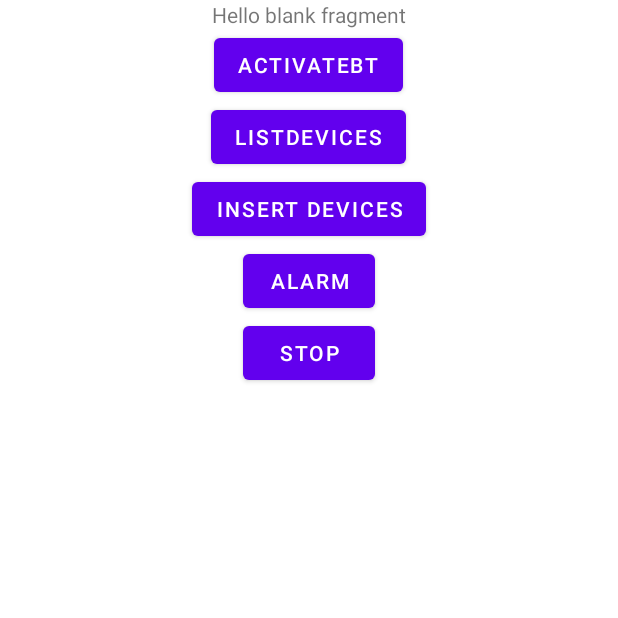
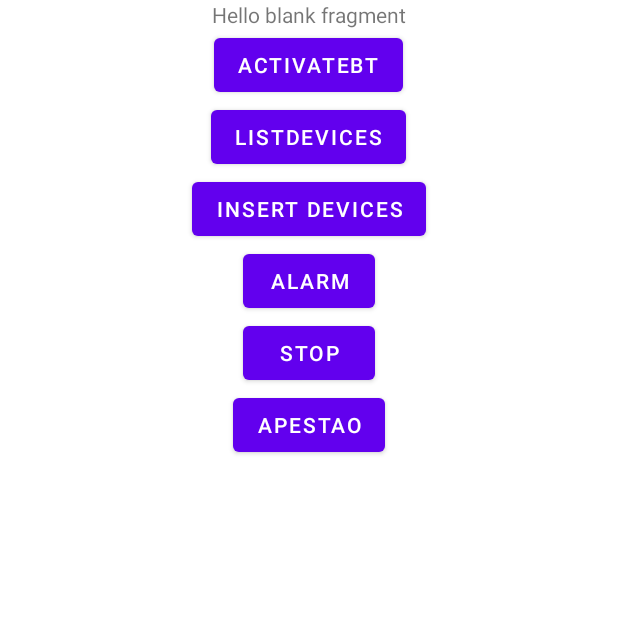
Before and after one commit to Blaios/JamelgosCentrales, an Android app: the screen it shows after launch (MainActivity), on a phone screen of 412 x 824 dp, the top half of it. Run offline under Robolectric (Android 15) with nearby library versions, the phone set to English and light mode, and no system bars; libraries missing offline, so code that uses them is left out: com.polidea.rxandroidble2.

```diff
--- a/app/build.gradle
+++ b/app/build.gradle
@@ -29,7 +29,9 @@ android {
 }
 
 dependencies {
-    implementation "com.polidea.rxandroidble2:rxandroidble:1.11.1"
+    implementation 'com.squareup.retrofit2:retrofit:2.5.0'
+    implementation 'com.squareup.retrofit2:converter-gson:2.5.0'
+    implementation 'com.polidea.rxandroidble2:rxandroidble:1.11.1'
     implementation 'androidx.appcompat:appcompat:1.1.0'
     implementation 'com.google.android.material:material:1.1.0'
     implementation 'androidx.constraintlayout:constraintlayout:1.1.3'
--- a/app/src/main/AndroidManifest.xml
+++ b/app/src/main/AndroidManifest.xml
@@ -7,6 +7,7 @@
     <uses-permission android:name="android.permission.ACCESS_FINE_LOCATION" />
     <uses-permission android:name="android.permission.ACCESS_BACKGROUND_LOCATION" />
     <uses-permission android:name="android.permission.FOREGROUND_SERVICE"/>
+    <uses-permission android:name="android.permission.INTERNET"/>
 
     <application
         android:name=".App"
--- a/app/src/main/java/dummy/tracker/MainActivity.java
+++ b/app/src/main/java/dummy/tracker/MainActivity.java
@@ -6,7 +6,6 @@ import android.os.Bundle;
 
 import androidx.appcompat.app.AppCompatActivity;
 
-import android.view.View;
 import android.widget.Button;
 
 import com.polidea.rxandroidble2.RxBleDevice;
@@ -15,10 +14,18 @@ import java.text.SimpleDateFormat;
 import java.util.ArrayList;
 import java.util.Calendar;
 import java.util.Date;
+import java.util.List;
 
+import dummy.tracker.api.JsonPlaceHolderApi;
 import dummy.tracker.bd.LocalDB;
 import dummy.tracker.bluetooth.BLEScanner;
 import dummy.tracker.bluetooth.BTInit;
+import dummy.tracker.objects.Infected;
+import retrofit2.Call;
+import retrofit2.Callback;
+import retrofit2.Response;
+import retrofit2.Retrofit;
+import retrofit2.converter.gson.GsonConverterFactory;
 
 public class MainActivity extends AppCompatActivity {
 
@@ -64,6 +71,36 @@ public class MainActivity extends AppCompatActivity {
 
         Button stop = findViewById(R.id.stop);
         stop.setOnClickListener(v -> stopService(backgroundService));
+
+        Retrofit retrofit = new Retrofit.Builder()
+                .baseUrl("https://dummytracker.herokuapp.com/")
+                .addConverterFactory(GsonConverterFactory.create())
+                .build();
+
+        JsonPlaceHolderApi jsonPlaceHolderApi = retrofit.create(JsonPlaceHolderApi.class);
+        Call<List<Infected>> call = jsonPlaceHolderApi.getInfected();
+
+        call.enqueue(new Callback<List<Infected>>() {
+            @Override
+            public void onResponse(Call<List<Infected>> call, Response<List<Infected>> response) {
+                if(!response.isSuccessful()) {
+                    System.out.println(response.code());
+                    return;
+                }
+                List<Infected> infecteds = response.body();
+                for(Infected i: infecteds) {
+                    String c = "";
+                    c += "MAC: " + i.getMAC() + "\n";
+                    c += "Date: " + i.getNoticedTime() + "\n";
+                    System.out.println(c);
+                }
+            }
+
+            @Override
+            public void onFailure(Call<List<Infected>> call, Throwable t) {
+                System.out.println(t.getMessage());
+            }
+        });
     }
 
     @Override
--- /dev/null
+++ b/app/src/main/java/dummy/tracker/api/JsonPlaceHolderApi.java
@@ -0,0 +1,13 @@
+package dummy.tracker.api;
+
+import java.util.List;
+
+import dummy.tracker.objects.Infected;
+import retrofit2.Call;
+import retrofit2.http.GET;
+
+public interface JsonPlaceHolderApi {
+
+    @GET("users")
+    Call<List<Infected>> getInfected();
+}
--- a/app/src/main/res/layout/fragment_main_page.xml
+++ b/app/src/main/res/layout/fragment_main_page.xml
@@ -46,6 +46,12 @@
             android:layout_width="wrap_content"
             android:layout_height="wrap_content"
             android:text="stop" />
+
+        <Button
+            android:id="@+id/apestao"
+            android:layout_width="wrap_content"
+            android:layout_height="wrap_content"
+            android:text="apestao" />
     </LinearLayout>
 
 </FrameLayout>
```
Also changed, not shown: app/src/main/java/dummy/tracker/SyncList.java (+3 -9 lines), app/src/main/java/dummy/tracker/objects/Contact.java (added, +20 -0 lines), app/src/main/java/dummy/tracker/objects/Infected.java (added, +7 -0 lines).
